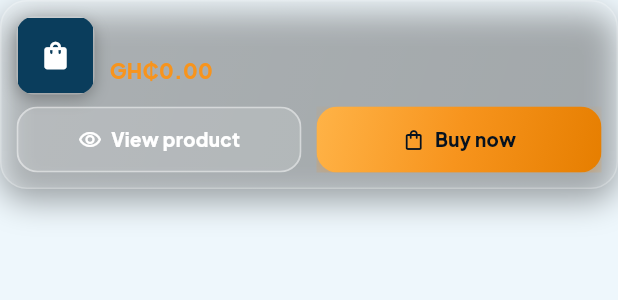
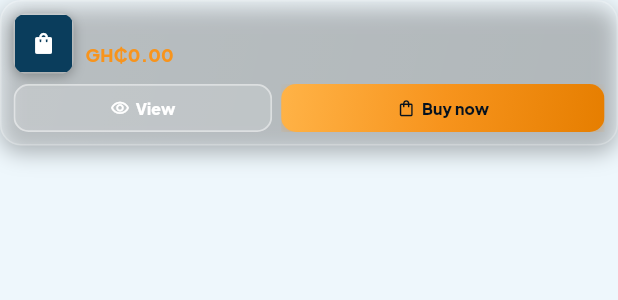
Before and after one commit to felixamay/hubsom, a Flutter app: the FeedProductShopStrip widget shown alone on an empty page, opened directly with empty values, on a phone screen of 412 x 824 dp. Shown: the top 300 px of the screen. Run offline on Flutter 3.47's test engine with Material 3 defaults, Android fonts, the phone set to English and light mode, and no system bars; our stand-ins replace cached_network_image, cloud_firestore, dio, equatable, firebase_core, firebase_messaging and 12 more; missing offline and left inert: agora_rtc_engine, dart:js_interop, dart:ui_web; accounts and stored records are empty; network calls fail.

Commit message:
fix(video): shrink shop CTAs so Buy now fits fully
Use compact 32px View/Buy now buttons with smaller type on video and
timeline strips, and size the product carousel so the gold CTA is no
longer clipped.

Co-authored-by: felixamay <felixamay@users.noreply.github.com>

```diff
--- a/hubsom_app/lib/features/videos/video_feed_page.dart
+++ b/hubsom_app/lib/features/videos/video_feed_page.dart
@@ -612,7 +612,7 @@ class _VideoSlideState extends ConsumerState<_VideoSlide>
         // Right action rail
         Positioned(
           right: 10,
-          bottom: bottomPad + (_products.isNotEmpty ? 140 : 88),
+          bottom: bottomPad + (_products.isNotEmpty ? 108 : 88),
           child: Column(
             mainAxisSize: MainAxisSize.min,
             children: [
@@ -730,7 +730,7 @@ class _VideoSlideState extends ConsumerState<_VideoSlide>
               if (_products.isNotEmpty) ...[
                 const SizedBox(height: 10),
                 SizedBox(
-                  height: 128,
+                  height: 96,
                   child: ListView.separated(
                     scrollDirection: Axis.horizontal,
                     itemCount: _products.length,
@@ -738,7 +738,7 @@ class _VideoSlideState extends ConsumerState<_VideoSlide>
                     itemBuilder: (_, i) {
                       final p = _products[i];
                       return SizedBox(
-                        width: 280,
+                        width: 248,
                         child: FeedProductShopStrip(
                           name: p.name,
                           priceGhs: p.effectivePrice,
--- a/hubsom_app/lib/widgets/commerce_cta_bar.dart
+++ b/hubsom_app/lib/widgets/commerce_cta_bar.dart
@@ -15,6 +15,7 @@ class CommerceCtaBar extends StatelessWidget {
     this.enabled = true,
     this.dense = false,
     this.overlay = false,
+    this.compact = false,
   });
 
   final String primaryLabel;
@@ -27,15 +28,23 @@ class CommerceCtaBar extends StatelessWidget {
   /// Dark glass treatment for video/timeline overlays.
   final bool overlay;
 
+  /// Extra-small sizing for tight feed/video shop strips.
+  final bool compact;
+
   @override
   Widget build(BuildContext context) {
-    final h = dense ? 44.0 : 52.0;
-    final radius = BorderRadius.circular(dense ? 14 : 16);
+    final h = compact ? 32.0 : (dense ? 40.0 : 52.0);
+    final radius = BorderRadius.circular(compact ? 10 : (dense ? 12 : 16));
+    final gap = compact ? 6.0 : (dense ? 8.0 : 12.0);
+    final iconSize = compact ? 13.0 : (dense ? 14.0 : 18.0);
+    final fontSize = compact ? 10.5 : (dense ? 11.5 : 14.0);
 
     final secondary = _CtaButton(
       label: secondaryLabel,
       height: h,
       radius: radius,
+      iconSize: iconSize,
+      fontSize: fontSize,
       onPressed: enabled ? onSecondary : null,
       variant: overlay ? _CtaVariant.glass : _CtaVariant.outline,
       icon: Icons.visibility_outlined,
@@ -44,6 +53,8 @@ class CommerceCtaBar extends StatelessWidget {
       label: primaryLabel,
       height: h,
       radius: radius,
+      iconSize: iconSize,
+      fontSize: fontSize,
       onPressed: enabled ? onPrimary : null,
       variant: _CtaVariant.gold,
       icon: Icons.shopping_bag_outlined,
@@ -51,9 +62,9 @@ class CommerceCtaBar extends StatelessWidget {
 
     return Row(
       children: [
-        Expanded(child: secondary),
-        SizedBox(width: dense ? 10 : 12),
-        Expanded(flex: dense ? 1 : 1, child: primary),
+        Expanded(flex: compact ? 8 : 10, child: secondary),
+        SizedBox(width: gap),
+        Expanded(flex: compact ? 10 : 9, child: primary),
       ],
     );
   }
@@ -82,7 +93,7 @@ class FeedProductShopStrip extends StatelessWidget {
   Widget build(BuildContext context) {
     return Container(
       decoration: BoxDecoration(
-        borderRadius: BorderRadius.circular(18),
+        borderRadius: BorderRadius.circular(14),
         gradient: LinearGradient(
           begin: Alignment.topLeft,
           end: Alignment.bottomRight,
@@ -94,24 +105,22 @@ class FeedProductShopStrip extends StatelessWidget {
         border: Border.all(color: Colors.white.withValues(alpha: 0.22)),
         boxShadow: [
           BoxShadow(
-            color: Colors.black.withValues(alpha: 0.35),
-            blurRadius: 18,
-            offset: const Offset(0, 8),
+            color: Colors.black.withValues(alpha: 0.28),
+            blurRadius: 12,
+            offset: const Offset(0, 5),
           ),
         ],
       ),
-      child: ClipRRect(
-        borderRadius: BorderRadius.circular(18),
+      child: Padding(
+        padding: const EdgeInsets.all(8),
         child: Column(
           crossAxisAlignment: CrossAxisAlignment.stretch,
           mainAxisSize: MainAxisSize.min,
           children: [
-            Padding(
-              padding: const EdgeInsets.fromLTRB(10, 10, 10, 8),
-              child: Row(
+            Row(
               children: [
-                  _Thumb(imageUrl: imageUrl),
-                  const SizedBox(width: 10),
+                _Thumb(imageUrl: imageUrl, size: 40),
+                const SizedBox(width: 8),
                 Expanded(
                   child: Column(
                     crossAxisAlignment: CrossAxisAlignment.start,
@@ -123,19 +132,19 @@ class FeedProductShopStrip extends StatelessWidget {
                         style: const TextStyle(
                           color: Colors.white,
                           fontWeight: FontWeight.w800,
-                            fontSize: 13,
+                          fontSize: 12,
                           letterSpacing: 0.1,
-                            height: 1.2,
+                          height: 1.15,
                         ),
                       ),
-                        const SizedBox(height: 3),
+                      const SizedBox(height: 2),
                       Text(
                         formatGhs(priceGhs),
                         style: const TextStyle(
                           color: HubsomColors.gold,
                           fontWeight: FontWeight.w800,
-                            fontSize: 14,
-                            letterSpacing: 0.2,
+                          fontSize: 12,
+                          letterSpacing: 0.15,
                         ),
                       ),
                     ],
@@ -143,18 +152,15 @@ class FeedProductShopStrip extends StatelessWidget {
                 ),
               ],
             ),
-            ),
-            Padding(
-              padding: const EdgeInsets.fromLTRB(10, 0, 10, 10),
-              child: CommerceCtaBar(
-                dense: true,
+            const SizedBox(height: 7),
+            CommerceCtaBar(
+              compact: true,
               overlay: true,
               enabled: inStock,
-                secondaryLabel: 'View product',
+              secondaryLabel: 'View',
               primaryLabel: inStock ? 'Buy now' : 'Sold out',
               onSecondary: onView,
               onPrimary: inStock ? onBuy : null,
-              ),
             ),
           ],
         ),
@@ -221,6 +227,8 @@ class _CtaButton extends StatelessWidget {
     required this.radius,
     required this.variant,
     required this.icon,
+    required this.iconSize,
+    required this.fontSize,
     this.onPressed,
   });
 
@@ -229,13 +237,15 @@ class _CtaButton extends StatelessWidget {
   final BorderRadius radius;
   final _CtaVariant variant;
   final IconData icon;
+  final double iconSize;
+  final double fontSize;
   final VoidCallback? onPressed;
 
   @override
   Widget build(BuildContext context) {
     final disabled = onPressed == null;
 
-    late final Decoration decoration;
+    late final BoxDecoration decoration;
     late final Color foreground;
 
     switch (variant) {
@@ -247,16 +257,20 @@ class _CtaButton extends StatelessWidget {
               : const LinearGradient(
                   begin: Alignment.topLeft,
                   end: Alignment.bottomRight,
-                  colors: [Color(0xFFFFB347), HubsomColors.gold, Color(0xFFE67E00)],
+                  colors: [
+                    Color(0xFFFFB347),
+                    HubsomColors.gold,
+                    Color(0xFFE67E00),
+                  ],
                 ),
           color: disabled ? const Color(0xFFD1D5DB) : null,
           boxShadow: disabled
               ? null
               : [
                   BoxShadow(
-                    color: HubsomColors.gold.withValues(alpha: 0.45),
-                    blurRadius: 14,
-                    offset: const Offset(0, 5),
+                    color: HubsomColors.gold.withValues(alpha: 0.35),
+                    blurRadius: height < 36 ? 6 : 14,
+                    offset: Offset(0, height < 36 ? 2 : 5),
                   ),
                 ],
         );
@@ -293,21 +307,26 @@ class _CtaButton extends StatelessWidget {
         child: Ink(
           height: height,
           decoration: decoration,
+          padding: const EdgeInsets.symmetric(horizontal: 6),
           child: Row(
             mainAxisAlignment: MainAxisAlignment.center,
             children: [
-              Icon(icon, size: height < 48 ? 16 : 18, color: foreground),
-              const SizedBox(width: 6),
+              Icon(icon, size: iconSize, color: foreground),
+              const SizedBox(width: 4),
               Flexible(
+                child: FittedBox(
+                  fit: BoxFit.scaleDown,
                   child: Text(
                     label,
                     maxLines: 1,
-                  overflow: TextOverflow.ellipsis,
+                    softWrap: false,
                     style: TextStyle(
                       color: foreground,
                       fontWeight: FontWeight.w800,
-                    fontSize: height < 48 ? 12.5 : 14,
-                    letterSpacing: 0.2,
+                      fontSize: fontSize,
+                      letterSpacing: 0.05,
+                      height: 1.0,
+                    ),
                   ),
                 ),
               ),
@@ -320,22 +339,23 @@ class _CtaButton extends StatelessWidget {
 }
 
 class _Thumb extends StatelessWidget {
-  const _Thumb({required this.imageUrl});
+  const _Thumb({required this.imageUrl, this.size = 52});
   final String? imageUrl;
+  final double size;
 
   @override
   Widget build(BuildContext context) {
     return Container(
-      width: 52,
-      height: 52,
+      width: size,
+      height: size,
       decoration: BoxDecoration(
-        borderRadius: BorderRadius.circular(12),
+        borderRadius: BorderRadius.circular(size * 0.22),
         border: Border.all(color: Colors.white.withValues(alpha: 0.25)),
         boxShadow: [
           BoxShadow(
             color: Colors.black.withValues(alpha: 0.25),
-            blurRadius: 8,
-            offset: const Offset(0, 3),
+            blurRadius: 6,
+            offset: const Offset(0, 2),
           ),
         ],
       ),
@@ -343,13 +363,17 @@ class _Thumb extends StatelessWidget {
       child: (imageUrl ?? '').isNotEmpty
           ? HubsomImage(
               url: imageUrl!,
-              width: 52,
-              height: 52,
+              width: size,
+              height: size,
               fit: BoxFit.cover,
             )
-          : const ColoredBox(
+          : ColoredBox(
               color: HubsomColors.forest,
-              child: Icon(Icons.shopping_bag, color: Colors.white, size: 22),
+              child: Icon(
+                Icons.shopping_bag,
+                color: Colors.white,
+                size: size * 0.42,
+              ),
             ),
     );
   }
```
Lines whose indentation alone changed are shown as unchanged.
